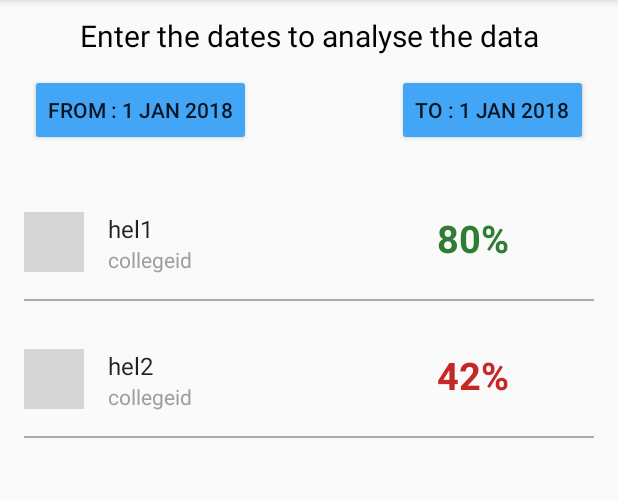
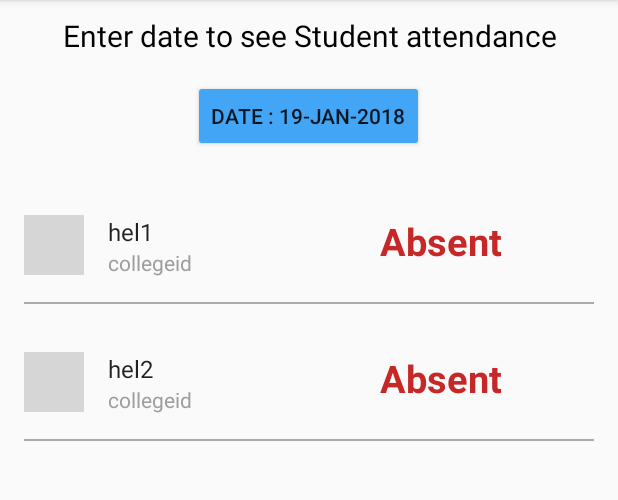
Before and after one commit to sahilayank91/DigitalClassroom, an Android app: the AnalyseAttendance screen opened directly, with no data from a screen before it, on a phone screen of 412 x 824 dp, the part 84-584 px from its top. Run offline under Robolectric (Android 15) with nearby library versions, the phone set to English and light mode, and no system bars; our stand-ins replace Firebase (no records; nobody signed in at launch, a user with empty details on screens opened directly), Picasso; grey boxes are pictures that could not be loaded.

Commit message:
Done Analyse attendence it is working properly for time being but have to fetch the members list

```diff
--- a/app/src/main/java/com/example/sahil/digitalclassroom/adapter/AnalyseAttendanceAdapter.java
+++ b/app/src/main/java/com/example/sahil/digitalclassroom/adapter/AnalyseAttendanceAdapter.java
@@ -6,7 +6,6 @@ import android.support.v7.widget.RecyclerView;
 import android.view.LayoutInflater;
 import android.view.View;
 import android.view.ViewGroup;
-import android.widget.CheckBox;
 import android.widget.ImageView;
 import android.widget.TextView;
 
@@ -20,22 +19,17 @@ import java.util.ArrayList;
 public class AnalyseAttendanceAdapter extends RecyclerView.Adapter<AnalyseAttendanceAdapter.MyViewHolder>{
     //make list of user with percentage this is extended user model
     private ArrayList<User> Members_of_group;
-    private int[] percentage_array;
+    private boolean[] present_array;
 
-    public AnalyseAttendanceAdapter(ArrayList<User> Members_of_group,int[] present_array,int[] total_array){
+    public AnalyseAttendanceAdapter(ArrayList<User> Members_of_group,boolean[] present_array){
         this.Members_of_group = Members_of_group;
-        //To calculate the % on the basis of present and total
-        int[] percentage_array = new int[present_array.length];
-        for (int i=0;i<present_array.length;i++){
-            percentage_array[i] = present_array[i]*100/total_array[i];
-        }
-        this.percentage_array =percentage_array;
+        this.present_array =present_array;
     }
 
     public class MyViewHolder extends RecyclerView.ViewHolder {
         TextView StudentName,StudentId;
         ImageView StudentImage;
-        TextView StudentPercentage;
+        TextView StudentPercentage;//From now it will display the status present or absent
         public MyViewHolder(View view) {
             super(view);
             StudentName = (TextView) view.findViewById(R.id.list_student_name);
@@ -62,12 +56,13 @@ public class AnalyseAttendanceAdapter extends RecyclerView.Adapter<AnalyseAttend
                 .load(user.getPathImage())//Set the path of the image
                 .into(holder.StudentImage);
 
-        holder.StudentPercentage.setText(String.valueOf(percentage_array[position])+"%");
         //For color text in attendance
-        if (percentage_array[position]<75){
+        if (!present_array[position]){
+            holder.StudentPercentage.setText("Absent");
             holder.StudentPercentage.setTextColor(Color.parseColor("#C62828"));
         }
         else{
+            holder.StudentPercentage.setText("Present");
             holder.StudentPercentage.setTextColor(Color.parseColor("#2E7D32"));
         }
     }
--- a/app/src/main/java/com/example/sahil/digitalclassroom/ui/AnalyseAttendance.java
+++ b/app/src/main/java/com/example/sahil/digitalclassroom/ui/AnalyseAttendance.java
@@ -2,10 +2,10 @@ package com.example.sahil.digitalclassroom.ui;
 
 import android.app.DatePickerDialog;
 import android.app.Dialog;
+import android.os.Bundle;
 import android.support.annotation.NonNull;
 import android.support.v4.app.DialogFragment;
 import android.support.v7.app.AppCompatActivity;
-import android.os.Bundle;
 import android.support.v7.widget.DefaultItemAnimator;
 import android.support.v7.widget.LinearLayoutManager;
 import android.support.v7.widget.RecyclerView;
@@ -16,7 +16,6 @@ import android.widget.DatePicker;
 
 import com.example.sahil.digitalclassroom.R;
 import com.example.sahil.digitalclassroom.adapter.AnalyseAttendanceAdapter;
-import com.example.sahil.digitalclassroom.adapter.TakeAttendanceAdapter;
 import com.example.sahil.digitalclassroom.model.Attendance;
 import com.example.sahil.digitalclassroom.model.User;
 import com.google.firebase.database.ChildEventListener;
@@ -30,61 +29,89 @@ import java.text.DateFormat;
 import java.text.SimpleDateFormat;
 import java.util.ArrayList;
 import java.util.Calendar;
-import java.util.Date;
 
-public class AnalyseAttendance extends AppCompatActivity implements DatePickerDialog.OnDateSetListener{
+public class AnalyseAttendance extends AppCompatActivity implements DatePickerDialog.OnDateSetListener {
 
-    private Button fromDate,toDate;
-    public long fromDateData,toDateData;
-    public int flag;
+    private Button DateButton;
+    public String DateData;
     private ArrayList<Attendance> listOfatt;
     private ArrayList<User> MembersOfGroup;//Get from the previous activity
     private RecyclerView recyclerView;
     private AnalyseAttendanceAdapter mAdapter;
     public RecyclerView.LayoutManager mLayoutManager;
+    boolean[] present_array;
 
 
     @Override
     protected void onCreate(Bundle savedInstanceState) {
         super.onCreate(savedInstanceState);
         setContentView(R.layout.activity_analyse_attendance);
-        fromDate = (Button) findViewById(R.id.button_from_date);
-        toDate = (Button) findViewById(R.id.button_to_date);
+        DateButton = (Button) findViewById(R.id.button_date_analyse);
         //Below functions to pick the date accordingly
+        Calendar c = Calendar.getInstance();
+        SimpleDateFormat df = new SimpleDateFormat("dd-MMM-yyyy");
+        DateData = df.format(c.getTime());
+        DateButton.setText("Date : "+DateData);
 
-        toDateData = System.currentTimeMillis();
-        fromDateData = System.currentTimeMillis();
-
-        fromDate.setOnClickListener(new View.OnClickListener() {
+        DateButton.setOnClickListener(new View.OnClickListener() {
             @Override
             public void onClick(View v) {
-                flag = 1;
-                DialogFragment datePicker = new DatePickerFragmentFrom();
-                datePicker.show(getSupportFragmentManager(),"date picker");
+                DialogFragment datePicker = new DatePickerFragmentTo();
+                datePicker.show(getSupportFragmentManager(), "date picker");
+                Log.e("reading", "inside click listener");
+                Log.e("reading", DateData+" ");
             }
         });
-        toDate.setOnClickListener(new View.OnClickListener() {
-            @Override
-            public void onClick(View v) {
-                flag = 0;
-                DialogFragment datePicker = new DatePickerFragmentTo();
-                datePicker.show(getSupportFragmentManager(),"date picker");
-                Log.e("data","inside click listener");
 
+        listOfatt = new ArrayList<>();
+        MembersOfGroup = PopulateSample();
+        present_array = new boolean[MembersOfGroup.size()];
+        recyclerView = (RecyclerView) findViewById(R.id.list_analyse_attendance);
+        mLayoutManager = new LinearLayoutManager(getApplicationContext());
+        mAdapter = new AnalyseAttendanceAdapter(MembersOfGroup, present_array);//Provide Members List
+        recyclerView.setLayoutManager(mLayoutManager);
+        recyclerView.setItemAnimator(new DefaultItemAnimator());
+        recyclerView.setAdapter(mAdapter);
+    }
+
+    public ArrayList<User> PopulateSample() {
+        ArrayList<User> Members = new ArrayList<>();
+        User user = new User("hello@gmail.com", "hel1", "00", "ph", "otp", "department", "id1", "collegeid", 2, "helo");
+        Members.add(user);
+        user = new User("2nd user @gmail.com", "hel2", "00", "ph", "otp", "department", "id2", "collegeid", 2, "helo");
+        Members.add(user);
+        return Members;
+    }
+
+    public void refreshRecyclerView() {
+        //        MembersOfGroup will have all the members of group
+        int i;
+        User x;
+        for (i=0;i<MembersOfGroup.size();i++) {
+            x = MembersOfGroup.get(i);
+            for (Attendance a:listOfatt) {
+                if (x.get_id().contains(a.getUser_id())){
+                    present_array[i] = a.isIs_present();
+                    break;
+                }
+            }
+        }
+
+    }
+
+//Fucntion to query data from firebase
+    public void ExecuteFirebase(){
         DatabaseReference reference = FirebaseDatabase.getInstance().getReference();
-
-                Query query = reference.child("attendance").orderByChild("date").startAt(fromDateData).endAt(toDateData);
+        Query query = reference.child("attendance").orderByChild("groupid_date").equalTo("-L34ztQ9YP2avt0NyxDU_"+DateData);
         query.addChildEventListener(new ChildEventListener() {
             @Override
             public void onChildAdded(DataSnapshot dataSnapshot, String s) {
                 Attendance attendance = dataSnapshot.getValue(Attendance.class);
-//                        Log.e("reading", String.valueOf(fromDateData)+String.valueOf(toDateData));
-                        if (attendance != null && attendance.getGroup_id().contains("iiitk cse 3rd year english") ) {
+                if (attendance != null ) {
                     listOfatt.add(attendance);
-                            Log.e("reading", "list in given date range"+listOfatt.get(listOfatt.size() - 1).getUser_id());
                     refreshRecyclerView();
+                    mAdapter.notifyDataSetChanged();
                 }
-
             }
 
             @Override
@@ -107,86 +134,20 @@ public class AnalyseAttendance extends AppCompatActivity implements DatePickerDi
 
             }
         });
-//                Log.e("data","at last listener");
-
-            }
-        });
-
-        listOfatt = new ArrayList<>();
-        MembersOfGroup = PopulateSample();
-
-
-        recyclerView = (RecyclerView) findViewById(R.id.list_analyse_attendance);
-        mLayoutManager = new LinearLayoutManager(getApplicationContext());
-        refreshRecyclerView();
-
-
     }
 
-    public ArrayList<User> PopulateSample(){
-        ArrayList<User> Members = new ArrayList<>();
-        User user = new User("hello@gmail.com","hel1","00","ph","otp","department","id1","collegeid",2,"helo");
-        Members.add(user);
-        user = new User("2nd user @gmail.com","hel2","00","ph","otp","department","id2","collegeid",2,"helo");
-        Members.add(user);
-        return Members;
-    }
-
-    public void refreshRecyclerView(){
-        //        MembersOfGroup will have all the members of group
-        //todo pass list of members to the adapter with % of attendance
-        //Try to use join
-        //This function should be invoked after list is updated
-        Log.e("recyclerview","inside recycle view updater");
-//        int[] present_array = new int[MembersOfGroup.size()];
-//        int[] total_array = new int[MembersOfGroup.size()];
-
-        int[] present_array = {4,3};
-        int[] total_array = {5,7};
-        int i = 0;
-        //To calculate the present and total array
-//        for (User x:MembersOfGroup) {
-//            for (Attendance y: listOfatt){
-//                if (y.getUser_id() == x.get_id()){
-//                    total_array[i]++;
-//                    if (y.isIs_present()){
-//                        present_array[i]++;
-//                    }
-//                }
-//            }
-//            i+=1;
-//        }
-
-        Log.e("recyclerview", String.valueOf(total_array[0]));
-        Log.e("recyclerview", String.valueOf(present_array[0]));
-
-        if (total_array[0]!= 0) {
-            mAdapter = new AnalyseAttendanceAdapter(MembersOfGroup, present_array, total_array);//Provide Members List
-            recyclerView.setLayoutManager(mLayoutManager);
-            recyclerView.setItemAnimator(new DefaultItemAnimator());
-            recyclerView.setAdapter(mAdapter);
-        }
-
-    }
     //To set the date
     @Override
     public void onDateSet(DatePicker view, int year, int month, int dayOfMonth) {
         Calendar calendar = Calendar.getInstance();
-        calendar.set(Calendar.YEAR,year);
-        calendar.set(Calendar.MONTH,month);
-        calendar.set(Calendar.DAY_OF_MONTH,dayOfMonth);
-        if (flag==1) {
-            String From_button_text = "From : " + DateFormat.getDateInstance(SimpleDateFormat.MEDIUM).format(calendar.getTime());
-            fromDate.setText(From_button_text);
-            fromDateData = calendar.getTimeInMillis();//Get the date time int the desired format
-
-        }
-        else {
-            String From_button_text = "To : " + DateFormat.getDateInstance(SimpleDateFormat.MEDIUM).format(calendar.getTime());
-            toDate.setText(From_button_text);
-            calendar.set(Calendar.DAY_OF_MONTH,dayOfMonth+1);
-            toDateData = calendar.getTimeInMillis();//Get the date time int the desired format
-        }
+        calendar.set(Calendar.YEAR, year);
+        calendar.set(Calendar.MONTH, month);
+        calendar.set(Calendar.DAY_OF_MONTH, dayOfMonth);
+        String From_button_text = "Date : " + DateFormat.getDateInstance(SimpleDateFormat.MEDIUM).format(calendar.getTime());
+        DateButton.setText(From_button_text);
+        SimpleDateFormat df = new SimpleDateFormat("dd-MMM-yyyy");
+        DateData = df.format(calendar.getTime());
+        ExecuteFirebase();
     }
 
     //Two fragment of date picker for picking date
@@ -195,20 +156,12 @@ public class AnalyseAttendance extends AppCompatActivity implements DatePickerDi
         int year = calendar.get(Calendar.YEAR);
         int month = calendar.get(Calendar.MONTH);
         int day = calendar.get(Calendar.DAY_OF_MONTH);
+
         @NonNull
         @Override
         public Dialog onCreateDialog(Bundle savedInstanceState) {
-            return new DatePickerDialog(getActivity(),(DatePickerDialog.OnDateSetListener) getActivity(),year,month,day);
+            return new DatePickerDialog(getActivity(), (DatePickerDialog.OnDateSetListener) getActivity(), year, month, day);
         }
     }
 
-    public static class DatePickerFragmentFrom extends DialogFragment {
-        Calendar calendar = Calendar.getInstance();
-        int year = calendar.get(Calendar.YEAR);
-        @NonNull
-        @Override
-        public Dialog onCreateDialog(Bundle savedInstanceState) {
-            return new DatePickerDialog(getActivity(),(DatePickerDialog.OnDateSetListener) getActivity(),year,0,1);
 }
-    }
-}
--- a/app/src/main/res/layout/activity_analyse_attendance.xml
+++ b/app/src/main/res/layout/activity_analyse_attendance.xml
@@ -1,7 +1,5 @@
 <?xml version="1.0" encoding="utf-8"?>
-<android.support.v4.widget.NestedScrollView
-    xmlns:android="http://schemas.android.com/apk/res/android"
-    xmlns:app="http://schemas.android.com/apk/res-auto"
+<android.support.v4.widget.NestedScrollView xmlns:android="http://schemas.android.com/apk/res/android"
     xmlns:tools="http://schemas.android.com/tools"
     android:layout_width="match_parent"
     android:layout_height="match_parent"
@@ -18,44 +16,30 @@
             android:layout_marginTop="10dp"
             android:layout_centerHorizontal="true"
             android:gravity="center_horizontal"
-            android:text="Enter the dates to analyse the data"
+            android:text="Enter date to see Student attendance"
             android:textColor="#000"
             android:textSize="20sp" />
 
         <Button
-            android:id="@+id/button_from_date"
+            android:id="@+id/button_date_analyse"
             android:layout_width="wrap_content"
             android:layout_height="wrap_content"
-            android:layout_alignParentLeft="true"
-            android:layout_alignParentStart="true"
             android:layout_below="@+id/info_text"
-            android:layout_marginLeft="20dp"
-            android:layout_marginTop="12dp"
-            android:text="From : 1 JAN 2018"
+            android:layout_centerHorizontal="true"
+            android:layout_marginTop="16dp"
             android:backgroundTint="@color/color_button"
-            android:layout_marginStart="20dp" />
+            android:text="Date : 1 JAN 2018" />
 
-        <Button
-            android:id="@+id/button_to_date"
-            android:layout_width="wrap_content"
-            android:layout_height="wrap_content"
-            android:layout_alignParentEnd="true"
-            android:layout_alignParentRight="true"
-            android:layout_alignTop="@+id/button_from_date"
-            android:layout_marginRight="20dp"
-            android:text="To : 1 JAN 2018"
-            android:backgroundTint="@color/color_button"
-            />
 
         <View
             android:layout_width="match_parent"
-            android:layout_height="3dp"
+            android:layout_height="2dp"
             android:layout_alignParentLeft="true"
             android:layout_alignParentStart="true"
-            android:layout_alignTop="@+id/button_from_date"
-            android:layout_marginTop="68dp"
-            android:backgroundTint="@android:color/darker_gray" />
-
+            android:layout_below="@+id/button_date_analyse"
+            android:layout_marginTop="14dp"
+            android:backgroundTint="@color/dark_grey"
+            android:id="@+id/view" />
 
         <android.support.v7.widget.RecyclerView
             android:id="@+id/list_analyse_attendance"
@@ -63,8 +47,8 @@
             android:layout_height="wrap_content"
             android:layout_alignParentLeft="true"
             android:layout_alignParentStart="true"
-        android:layout_below="@+id/button_from_date"
-        android:layout_marginTop="28dp"
+            android:layout_below="@+id/view"
+            android:layout_marginTop="10dp"
             android:scrollbars="vertical" />
     </RelativeLayout>
 
--- a/app/src/main/res/layout/list_analyse_attendance.xml
+++ b/app/src/main/res/layout/list_analyse_attendance.xml
@@ -12,11 +12,12 @@
         android:layout_width="@dimen/avator_size"
         android:layout_height="@dimen/avator_size"
         android:scaleType="centerCrop"
-        tools:src="@drawable/splash" />
+        android:src="@drawable/splash"
+        />
 
     <TextView
         android:id="@+id/list_student_name"
-        android:layout_width="200dp"
+        android:layout_width="170dp"
         android:layout_height="wrap_content"
         android:layout_marginLeft="@dimen/md_keylines"
         android:layout_toRightOf="@+id/list_student_avatar"
@@ -26,7 +27,7 @@
 
     <TextView
         android:id="@+id/list_student_id"
-        android:layout_width="200dp"
+        android:layout_width="170dp"
         android:layout_height="wrap_content"
         android:layout_below="@+id/list_student_name"
         android:layout_marginLeft="@dimen/md_keylines"
@@ -43,11 +44,11 @@
         android:layout_width="wrap_content"
         android:layout_height="wrap_content"
         android:layout_alignParentTop="true"
-        android:layout_marginLeft="19dp"
-        android:layout_marginStart="19dp"
+        android:layout_marginLeft="11dp"
+        android:layout_marginStart="11dp"
         android:layout_toEndOf="@+id/list_student_name"
         android:layout_toRightOf="@+id/list_student_name"
-        android:text="70%"
+        android:text="Present"
         android:textColor="#2E7D32"
         android:textSize="25sp"
         android:textStyle="bold" />
```
Also changed, not shown: app/src/main/java/com/example/sahil/digitalclassroom/ui/TakeAttendance.java (+3 -10 lines), app/src/main/res/layout-v21/activity_take_attendance.xml (added, +25 -0 lines). Lines whose indentation alone changed are shown as unchanged.
